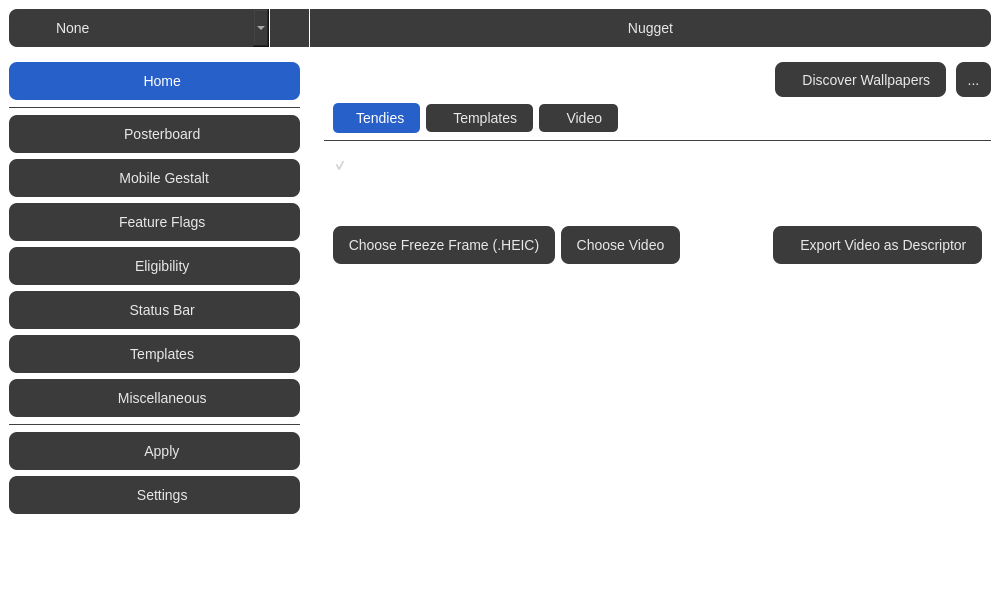
Qt form qt/mainwindow.ui (leminlimez/Nugget) before a commit.
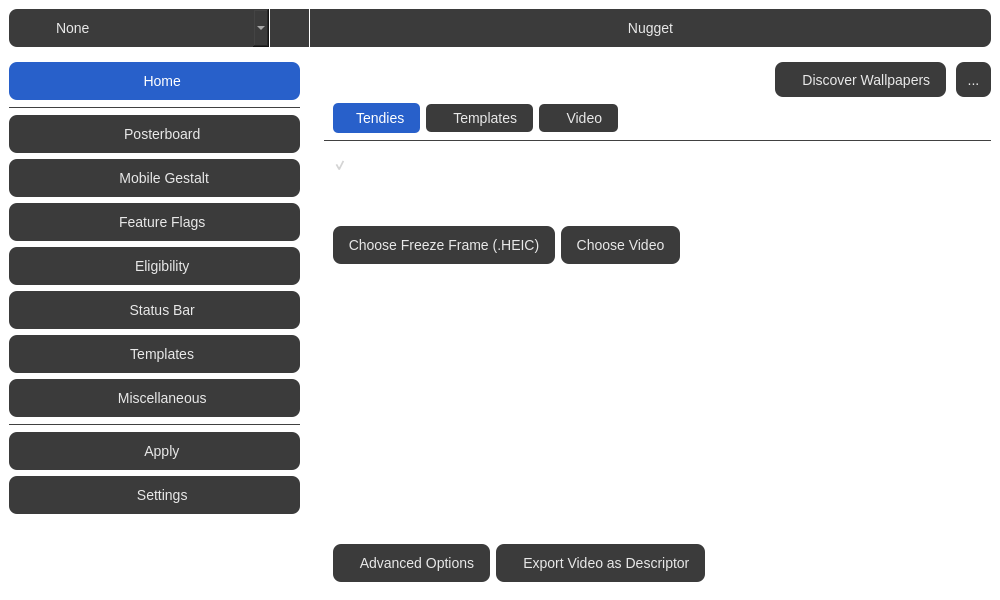
The same form after that commit. The open tabs and pages were chosen to show the change. Icons and pictures are not drawn.

Commit message: Hide Export Video as Descriptor behind a Advanced Options button

Diff of the .ui file:
```diff
--- a/qt/mainwindow.ui
+++ b/qt/mainwindow.ui
@@ -6617,20 +6617,6 @@
                       </property>
                      </spacer>
                     </item>
-                    <item>
-                     <widget class="QToolButton" name="exportPBVideoBtn">
-                      <property name="text">
-                       <string>   Export Video as Descriptor</string>
-                      </property>
-                      <property name="icon">
-                       <iconset resource="../resources.qrc">
-                        <normaloff>:/icon/export.svg</normaloff>:/icon/export.svg</iconset>
-                      </property>
-                      <property name="toolButtonStyle">
-                       <enum>Qt::ToolButtonTextBesideIcon</enum>
-                      </property>
-                     </widget>
-                    </item>
                    </layout>
                   </item>
                   <item>
@@ -6660,6 +6646,54 @@
                     </property>
                    </spacer>
                   </item>
+                  <item>
+                   <layout class="QHBoxLayout" name="horizontalLayout_16" stretch="0,0,0">
+                    <item>
+                     <widget class="QToolButton" name="advancedOptionsBtn">
+                      <property name="text">
+                       <string>   Advanced Options</string>
+                      </property>
+                      <property name="icon">
+                       <iconset resource="../resources.qrc">
+                        <normaloff>:/icon/ellipsis.svg</normaloff>:/icon/ellipsis.svg</iconset>
+                      </property>
+                      <property name="toolButtonStyle">
+                       <enum>Qt::ToolButtonTextBesideIcon</enum>
+                      </property>
+                     </widget>
+                    </item>
+                    <item>
+                     <widget class="QToolButton" name="exportPBVideoBtn">
+                      <property name="enabled">
+                       <bool>false</bool>
+                      </property>
+                      <property name="text">
+                       <string>   Export Video as Descriptor</string>
+                      </property>
+                      <property name="icon">
+                       <iconset resource="../resources.qrc">
+                        <normaloff>:/icon/export.svg</normaloff>:/icon/export.svg</iconset>
+                      </property>
+                      <property name="toolButtonStyle">
+                       <enum>Qt::ToolButtonTextBesideIcon</enum>
+                      </property>
+                     </widget>
+                    </item>
+                    <item>
+                     <spacer name="horizontalSpacer_10">
+                      <property name="orientation">
+                       <enum>Qt::Horizontal</enum>
+                      </property>
+                      <property name="sizeHint" stdset="0">
+                       <size>
+                        <width>40</width>
+                        <height>20</height>
+                       </size>
+                      </property>
+                     </spacer>
+                    </item>
+                   </layout>
+                  </item>
                  </layout>
                 </widget>
                </widget>
```
Left out of the diff: 33 changed lines with no effect on the pictures. The commit also changes 3 other files.
